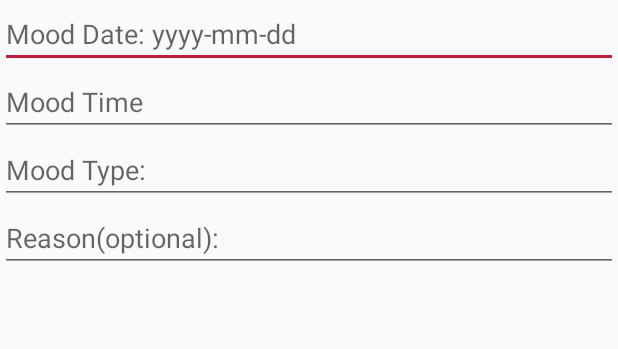
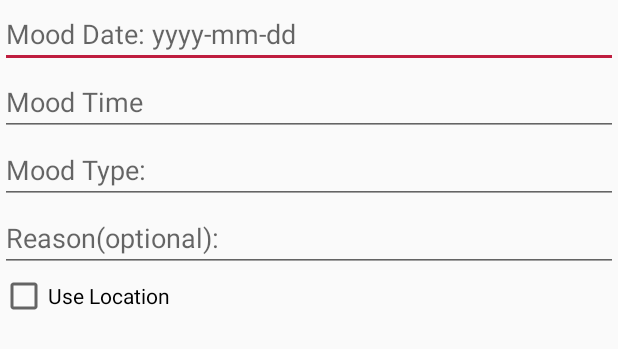
Before and after one commit to CMPUT301F19T27/FindMyFeelings, an Android app: the layout event_fragment.xml on its own in the app's theme, with its tools: preview values and no code run, on a phone screen of 412 x 824 dp. Shown: the top 349 px of the screen. Run offline under Robolectric (Android 15) with nearby library versions, the phone set to English and light mode, and no system bars.

Commit message:
start of checkbox

```diff
--- a/app/src/main/java/com/example/findmyfeelings/EventFragment.java
+++ b/app/src/main/java/com/example/findmyfeelings/EventFragment.java
@@ -7,6 +7,7 @@ import android.content.DialogInterface;
 import android.os.Bundle;
 import android.view.LayoutInflater;
 import android.view.View;
+import android.widget.CheckBox;
 import android.widget.EditText;
 
 import androidx.annotation.NonNull;
@@ -21,6 +22,7 @@ public class EventFragment extends DialogFragment {
     private EditText moodDate;
     private EditText moodTime;
     private EditText moodReason;
+    private CheckBox checkLocation;
 
     private OnFragmentInteractionListener listener;
     private Mood currentMood;
@@ -61,6 +63,7 @@ public class EventFragment extends DialogFragment {
         moodDate=view.findViewById(R.id.mood_date_editText);
         moodTime=view.findViewById(R.id.mood_time_editText);
         moodReason=view.findViewById(R.id.mood_reason_editText);
+        checkLocation=view.findViewById(R.id.location_check);
 
         Bundle args = getArguments();
 
--- a/app/src/main/res/layout/event_fragment.xml
+++ b/app/src/main/res/layout/event_fragment.xml
@@ -37,7 +37,11 @@
         android:hint="Reason(optional):"
         android:inputType="text"
         android:maxLength="20"/>
-
+    <CheckBox
+        android:id="@+id/location_check"
+        android:layout_width="wrap_content"
+        android:layout_height="wrap_content"
+        android:text="@string/check_location"/>
 
 
 
--- a/app/src/main/res/values/strings.xml
+++ b/app/src/main/res/values/strings.xml
@@ -3,5 +3,6 @@
     <!-- TODO: Remove or change this placeholder text -->
     <string name="hello_blank_fragment">Hello blank fragment</string>
     <string name="title_activity_maps">Map</string>
+    <string name="check_location">Use Location</string>
 
 </resources>
```
